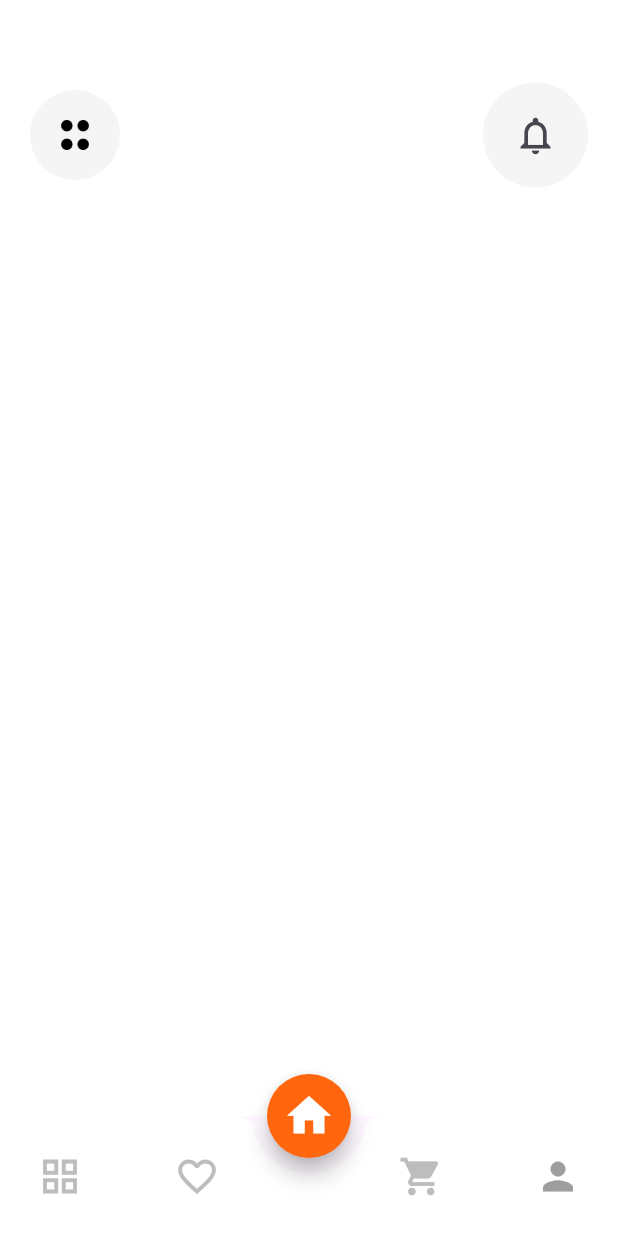
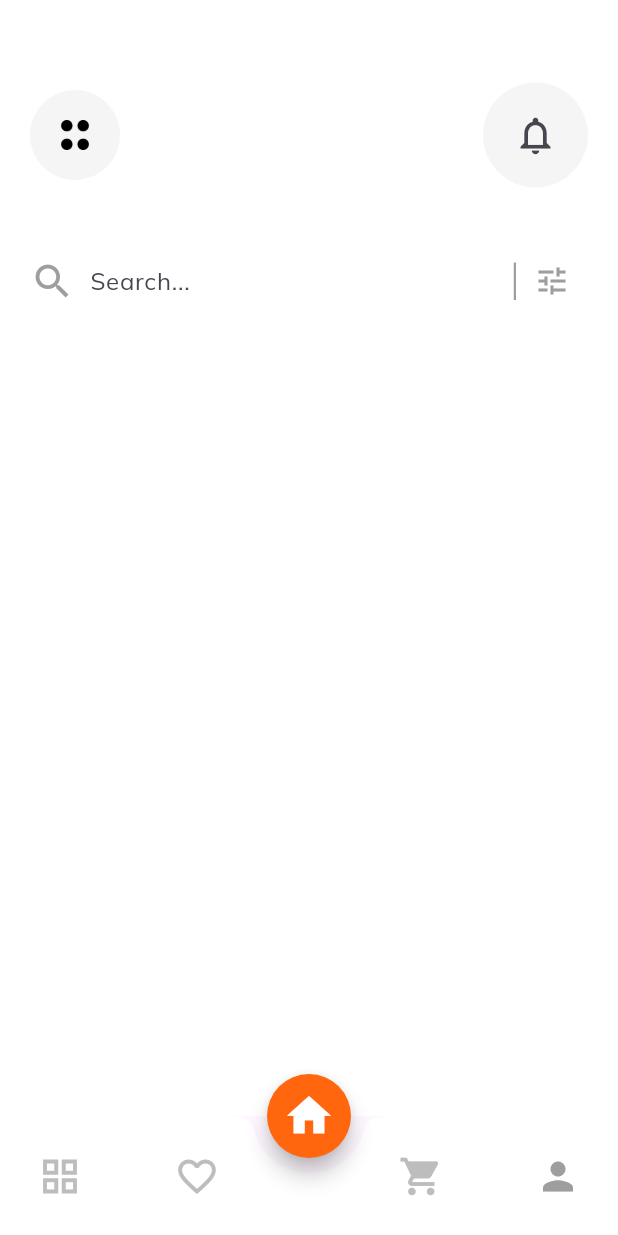
Before and after one commit to Awaizkazi/e_commerce_app_1, a Flutter app: the screen it shows after launch, on a phone screen of 412 x 824 dp. Run offline on Flutter 3.47's test engine with Material 3 defaults, Android fonts, the phone set to English and light mode, and no system bars; our stand-ins replace google_fonts.

Commit message:
Custom Search Bar

```diff
--- /dev/null
+++ b/lib/screens/Home/Widget/search_bar.dart
@@ -0,0 +1,46 @@
+import 'package:flutter/material.dart';
+
+class MySearchBAR extends StatelessWidget {
+  const MySearchBAR({super.key});
+
+  @override
+  Widget build(BuildContext context) {
+    return Container(
+      height: 55,
+      width: double.infinity,
+      decoration: BoxDecoration(
+        borderRadius: BorderRadius.circular(30),
+      ),
+      child: Row(
+        children: [
+          const Icon(
+            Icons.search,
+            color: Colors.grey,
+            size: 30,
+          ),
+          const SizedBox(width: 10),
+          const Flexible(
+            flex: 4,
+            child: TextField(
+              decoration: InputDecoration(
+                hintText: 'Search...',
+                border: InputBorder.none,
+              ),
+            ),
+          ),
+          Container(
+            height: 25,
+            width: 1.5,
+            color: Colors.grey,
+          ),
+          IconButton(
+              onPressed: () {},
+              icon: const Icon(
+                Icons.tune,
+                color: Colors.grey,
+              ))
+        ],
+      ),
+    );
+  }
+}
--- a/lib/screens/Home/home_screen.dart
+++ b/lib/screens/Home/home_screen.dart
@@ -1,4 +1,4 @@
-import 'package:e_commerce_app_1/screens/constants.dart';
+import 'package:e_commerce_app_1/screens/Home/Widget/search_bar.dart';
 import 'package:flutter/material.dart';
 
 import 'Widget/home_app_bar.dart';
@@ -17,7 +17,11 @@ class HomeScreen extends StatelessWidget {
             crossAxisAlignment: CrossAxisAlignment.start,
             children: [
               SizedBox(height: 35.0),
+              // * Cutom AppBar
               CustomAppBar(),
+              SizedBox(height: 35.0),
+              // * Custom Search Bar Widget
+              MySearchBAR(),
             ],
           ),
         ),
```
